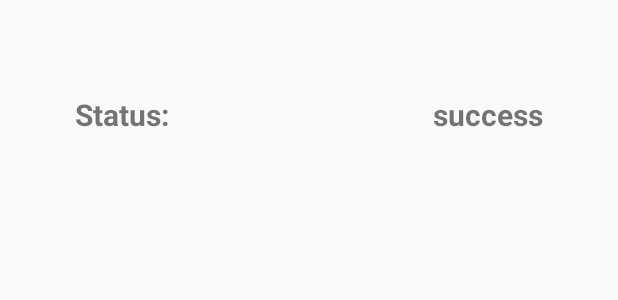
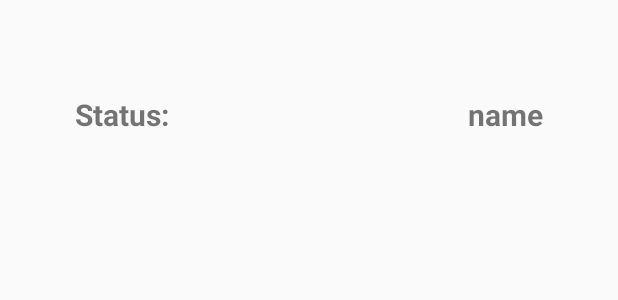
Before and after one commit to AbdoAlAhmed/Design-button, an Android app: the layout content_detail.xml on its own in the app's theme, with its tools: preview values and no code run, on a phone screen of 412 x 824 dp. Shown: the part 206-506 px from the top of the screen. Run offline under Robolectric (Android 15) with nearby library versions, the phone set to English and light mode, and no system bars.

```diff
--- a/app/src/main/res/layout/content_detail.xml
+++ b/app/src/main/res/layout/content_detail.xml
@@ -51,7 +51,7 @@
         android:layout_height="wrap_content"
         android:layout_marginTop="100dp"
         android:layout_marginEnd="50dp"
-        android:text="@string/success"
+        android:text="@string/name"
         android:textSize="20sp"
         android:textStyle="bold"
         app:layout_constraintEnd_toEndOf="parent"
--- a/app/src/main/res/values/strings.xml
+++ b/app/src/main/res/values/strings.xml
@@ -17,4 +17,5 @@
     <string name="status">Status:</string>
     <string name="success">success</string>
     <string name="back">Back</string>
+    <string name="name">name</string>
 </resources>
--- a/app/src/main/res/xml/content_detail_scene.xml
+++ b/app/src/main/res/xml/content_detail_scene.xml
@@ -9,6 +9,7 @@
         motion:duration="1000">
        <KeyFrameSet>
        </KeyFrameSet>
+        <OnSwipe motion:maxAcceleration="1.0599" />
     </Transition>
 
     <ConstraintSet android:id="@+id/start">
@@ -20,8 +21,48 @@
             android:layout_marginEnd="50dp"
             android:layout_marginStart="50dp"
             android:id="@+id/back_button" />
+        <Constraint
+            android:layout_width="wrap_content"
+            android:layout_height="wrap_content"
+            android:layout_marginStart="50dp"
+            motion:layout_constraintTop_toTopOf="parent"
+            motion:layout_constraintStart_toStartOf="parent"
+            android:layout_marginTop="100dp"
+            android:id="@+id/status_text_view" />
     </ConstraintSet>
 
     <ConstraintSet android:id="@+id/end">
+        <Constraint
+            android:layout_width="wrap_content"
+            android:layout_height="wrap_content"
+            android:layout_marginStart="100dp"
+            motion:layout_constraintTop_toTopOf="parent"
+            motion:layout_constraintStart_toStartOf="parent"
+            android:layout_marginTop="200dp"
+            android:id="@+id/status_text_view" />
+        <Constraint
+            android:layout_width="wrap_content"
+            android:layout_height="wrap_content"
+            android:layout_marginStart="100dp"
+            motion:layout_constraintTop_toTopOf="@id/status_text_view"
+            motion:layout_constraintStart_toStartOf="parent"
+            android:layout_marginTop="200dp"
+            android:id="@+id/name_text_view" />
+        <Constraint
+            motion:layout_constraintEnd_toEndOf="parent"
+            android:layout_width="wrap_content"
+            android:layout_height="wrap_content"
+            android:layout_marginEnd="100dp"
+            motion:layout_constraintTop_toTopOf="@id/success_text_view"
+            android:layout_marginTop="200dp"
+            android:id="@+id/name_text" />
+        <Constraint
+            motion:layout_constraintEnd_toEndOf="parent"
+            android:layout_width="wrap_content"
+            android:layout_height="wrap_content"
+            android:layout_marginEnd="100dp"
+            motion:layout_constraintTop_toTopOf="parent"
+            android:layout_marginTop="200dp"
+            android:id="@+id/success_text_view" />
     </ConstraintSet>
 </MotionScene>
```
